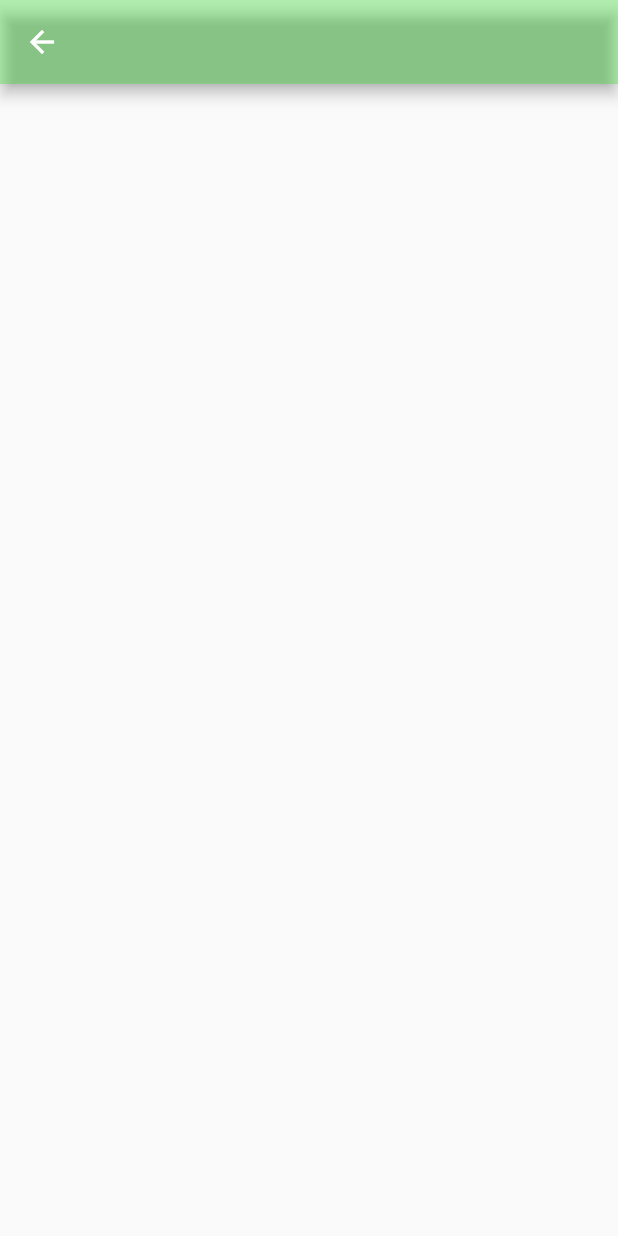
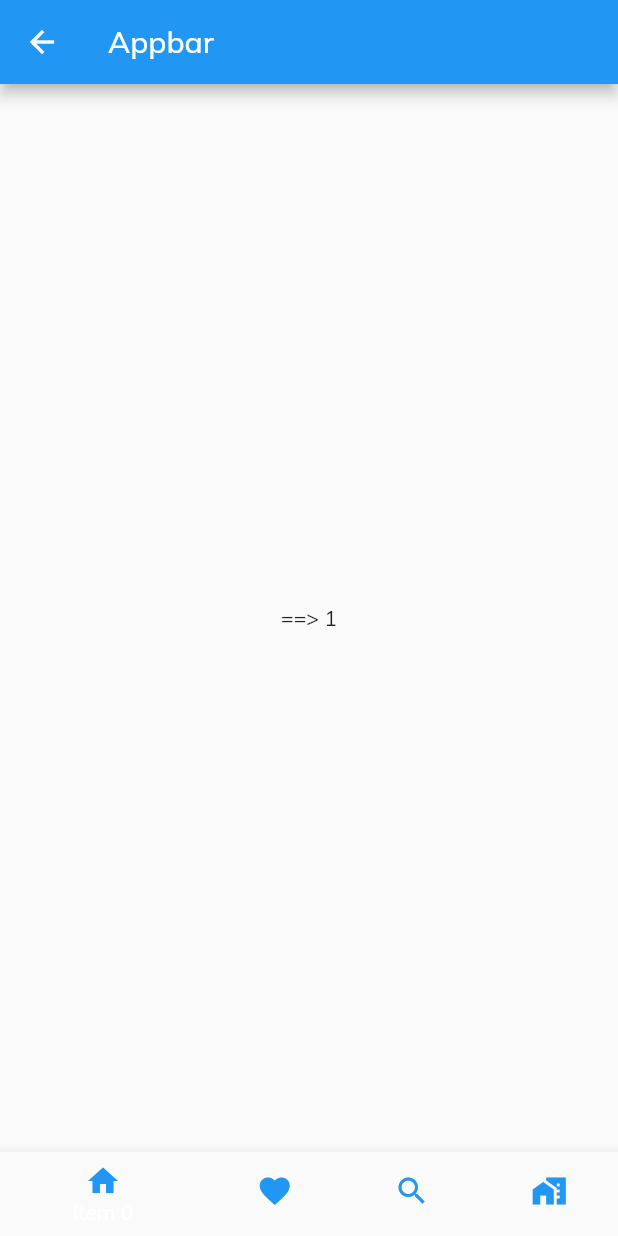
Before and after one commit to jpedro865/NearStud-s, a Flutter app: the MapsPage screen opened directly, on a phone screen of 412 x 824 dp. Run offline on Flutter 3.47's test engine with Material 2 defaults, Android fonts, the light colour scheme and no system bars; our stand-ins replace badges, flutter_iconly, google_fonts.

Commit message:
ajout d'une appbar dynamique

```diff
--- a/lib/maps.dart
+++ b/lib/maps.dart
@@ -8,12 +8,55 @@ class MapsPage extends StatefulWidget {
 }
 
 class _MapsPageState extends State<MapsPage> {
+  String GoogleApiKey = "";
+  int _currentIndex = 0;
+
+  List<IconData> _icons = [
+    Icons.home,
+    Icons.favorite,
+    Icons.search,
+    Icons.maps_home_work,
+  ];
+
+  List<Color> _iconColors = [
+    Colors.blue,
+    Colors.blue,
+    Colors.blue,
+    Colors.blue,
+  ];
+
+  void _onTabTapped(int index) {
+    setState(() {
+      _currentIndex = index;
+    });
+  }
+
   @override
   Widget build(BuildContext context) {
-    String GoogleApiKey ="";
+    return Scaffold(
+      appBar: AppBar(
+        title: Text('Appbar'),
+      ),
+      body: Center(
+        child: Text('==> ${_currentIndex + 1}'),
+      ),
+      bottomNavigationBar: BottomNavigationBar(
+        currentIndex: _currentIndex,
+        onTap: _onTabTapped,
+        items: _icons.asMap().entries.map((entry) {
+          int index = entry.key;
+          IconData icon = entry.value;
+          Color color = _iconColors[index];
 
-    return Scaffold(
-      appBar: AppBar(backgroundColor: Color.fromARGB(73, 18, 230, 11),),
+          return BottomNavigationBarItem(
+            icon: Icon(
+              icon,
+              color: color,
+            ),
+            label: 'Item $index',
+          );
+        }).toList(),
+      ),
     );
   }
 }
```
